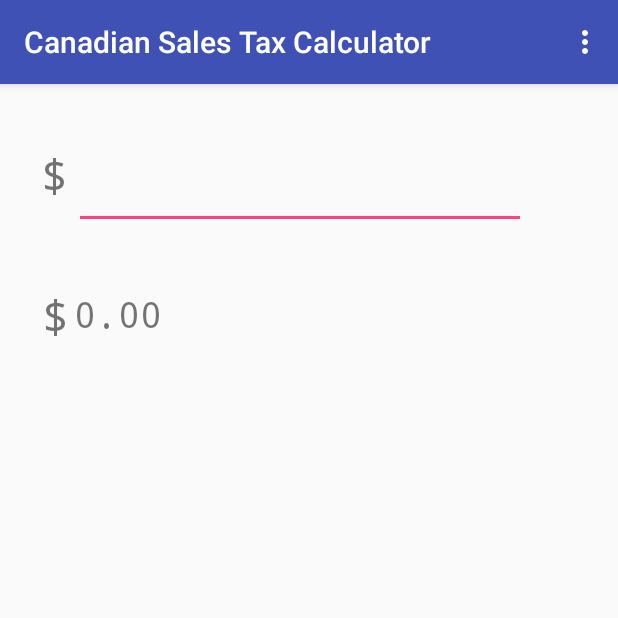
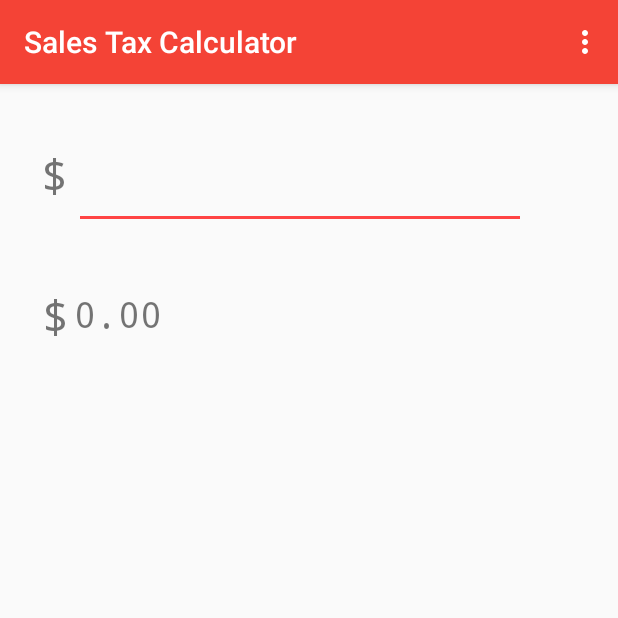
Before and after one commit to teddy-gustiaux/canadian-sales-tax-calculator, an Android app: the screen it shows after launch (MainActivity), on a phone screen of 412 x 824 dp, the top half of it. Run offline under Robolectric (Android 15) with nearby library versions, the phone set to English and light mode, and no system bars.

Commit message:
Updated app theme

```diff
--- a/app/src/main/AndroidManifest.xml
+++ b/app/src/main/AndroidManifest.xml
@@ -11,7 +11,7 @@
         android:theme="@style/AppTheme">
         <activity
             android:name=".MainActivity"
-            android:label="@string/app_name"
+            android:label="@string/app_label"
             android:theme="@style/AppTheme.NoActionBar">
             <intent-filter>
                 <action android:name="android.intent.action.MAIN" />
--- a/app/src/main/res/values/colors.xml
+++ b/app/src/main/res/values/colors.xml
@@ -1,6 +1,6 @@
 <?xml version="1.0" encoding="utf-8"?>
 <resources>
-    <color name="colorPrimary">#3F51B5</color>
+    <color name="colorPrimary">#f44336</color>
     <color name="colorPrimaryDark">#303F9F</color>
     <color name="colorAccent">#FF4081</color>
 </resources>
--- a/app/src/main/res/values/styles.xml
+++ b/app/src/main/res/values/styles.xml
@@ -1,11 +1,11 @@
 <resources>
 
     <!-- Base application theme. -->
-    <style name="AppTheme" parent="Theme.AppCompat.Light.DarkActionBar">
+    <style name="AppTheme" parent="Theme.AppCompat.Light.NoActionBar">
         <!-- Customize your theme here. -->
         <item name="colorPrimary">@color/colorPrimary</item>
-        <item name="colorPrimaryDark">@color/colorPrimaryDark</item>
-        <item name="colorAccent">@color/colorAccent</item>
+        <item name="colorPrimaryDark">@android:color/holo_red_dark</item>
+        <item name="colorAccent">@android:color/holo_red_light</item>
     </style>
 
     <style name="AppTheme.NoActionBar">
```
